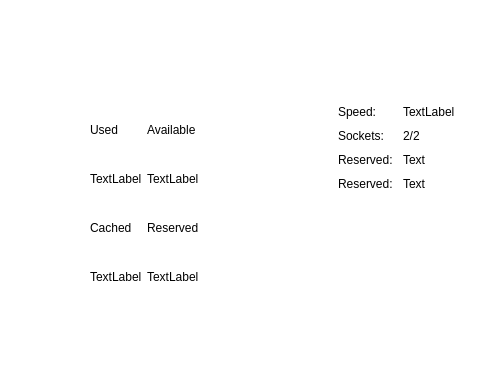
The window that app/forms/mainwindow.ui (yuxincs/taskmanager) describes before a commit, drawn with Qt 5; both pictures show x 120 to 600 and y 245 to 626 of the 600 by 626 pixel window.
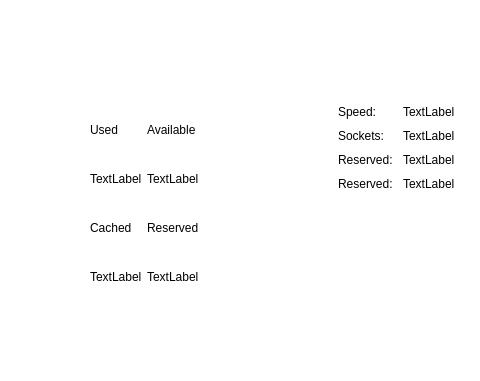
The same window after the commit. The open tabs and pages were chosen to show the change. Custom widgets are drawn as their Qt base class.

Commit message: Use default TextLabel as text.

Diff of the .ui file:
```diff
--- a/app/forms/mainwindow.ui
+++ b/app/forms/mainwindow.ui
@@ -732,14 +732,14 @@
                 <item row="1" column="1">
                  <widget class="QLabel" name="memorySockets">
                   <property name="text">
-                   <string>2/2</string>
+                   <string>TextLabel</string>
                   </property>
                  </widget>
                 </item>
                 <item row="2" column="1">
                  <widget class="QLabel" name="logicalProcessors_2">
                   <property name="text">
-                   <string>Text</string>
+                   <string>TextLabel</string>
                   </property>
                  </widget>
                 </item>
@@ -760,7 +760,7 @@
                 <item row="3" column="1">
                  <widget class="QLabel" name="temperature_2">
                   <property name="text">
-                   <string>Text</string>
+                   <string>TextLabel</string>
                   </property>
                  </widget>
                 </item>
```
